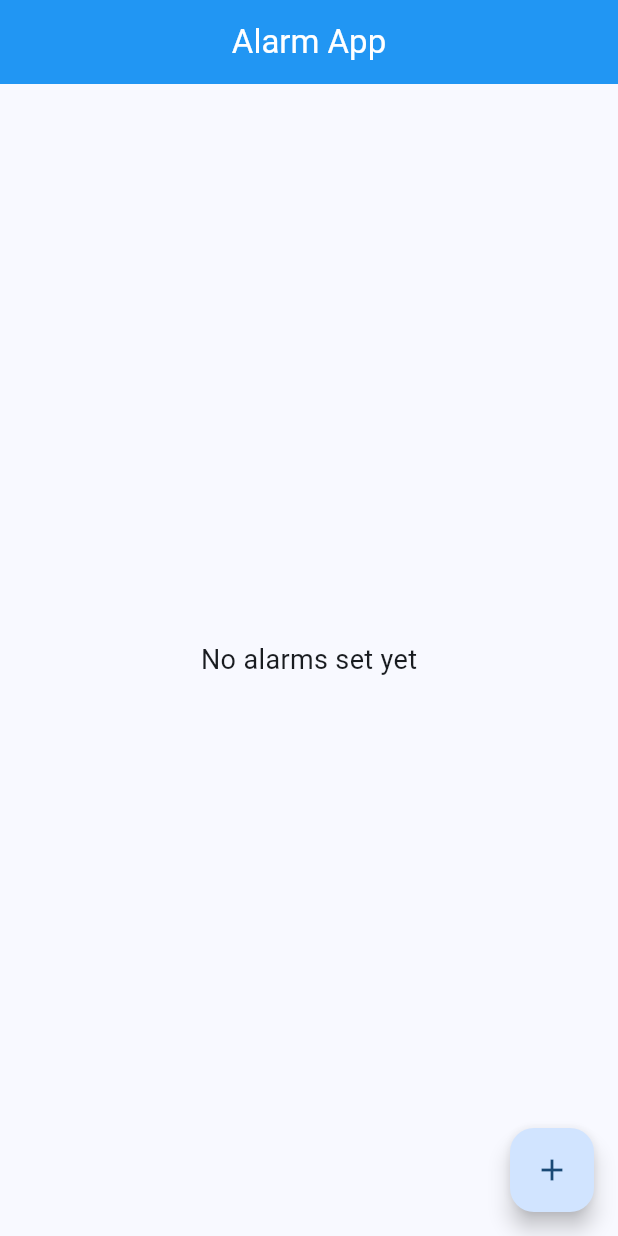
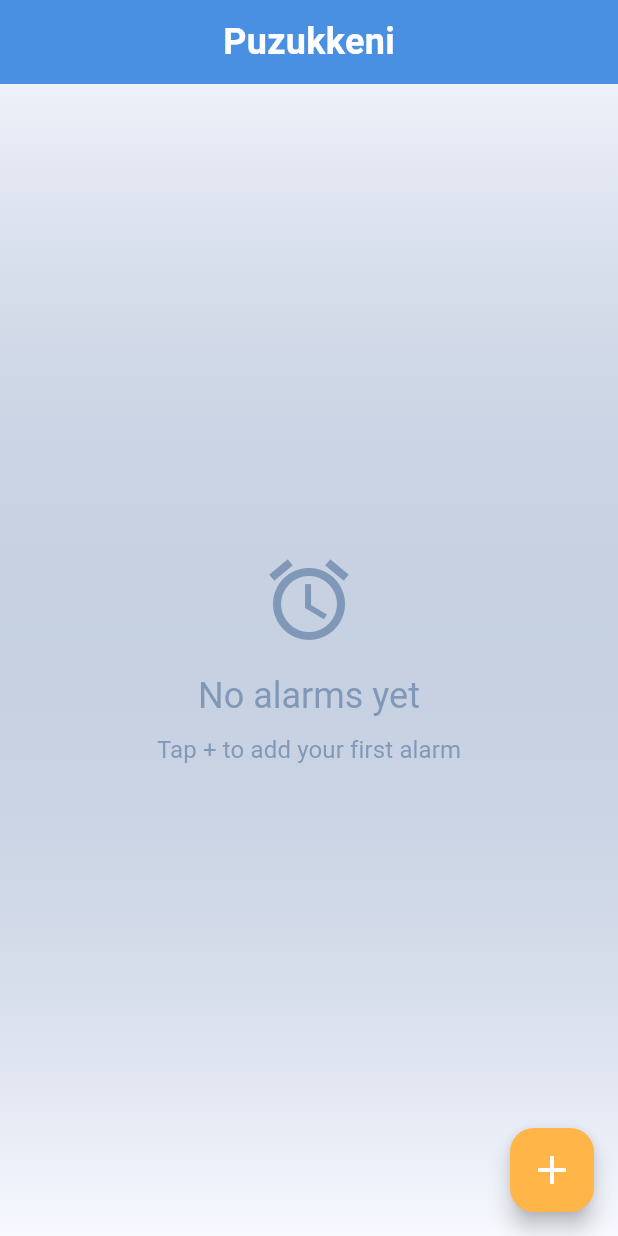
Before and after one commit to rohanks-hub/Puzhukkeni-ULP2.0, a Flutter app: the screen it shows after launch, on a phone screen of 412 x 824 dp. Run offline on Flutter 3.47's test engine with Material 3 defaults, Android fonts, the light colour scheme and no system bars; missing offline and left inert: dart:html; statements that could not run were skipped.

Commit message:
feat: converted to web app with clean UI

```diff
--- a/lib/app/main_app.dart
+++ b/lib/app/main_app.dart
@@ -11,17 +11,43 @@ class MainApp extends StatelessWidget {
     return ChangeNotifierProvider(
       create: (context) => AlarmProvider(),
       child: MaterialApp(
-        title: 'Alarm App',
+        title: 'Puzukkeni',
         theme: ThemeData(
           colorScheme: ColorScheme.fromSeed(
-            seedColor: Colors.blue,
-            secondary: Colors.orange,
+            seedColor: const Color(0xFF4A90E2), // Playful blue
+            secondary: const Color(0xFFFFB547), // Warm orange
+            tertiary: const Color(0xFF66BB6A), // Success green
           ),
           useMaterial3: true,
           appBarTheme: const AppBarTheme(
-            backgroundColor: Colors.blue,
+            backgroundColor: Color(0xFF4A90E2),
             foregroundColor: Colors.white,
+            elevation: 2,
             centerTitle: true,
+          ),
+          cardTheme: CardThemeData(
+            elevation: 4,
+            shape: RoundedRectangleBorder(
+              borderRadius: BorderRadius.circular(16),
+            ),
+          ),
+          floatingActionButtonTheme: const FloatingActionButtonThemeData(
+            backgroundColor: Color(0xFFFFB547),
+            foregroundColor: Colors.white,
+          ),
+          textTheme: const TextTheme(
+            headlineMedium: TextStyle(
+              fontWeight: FontWeight.bold,
+              letterSpacing: -0.5,
+            ),
+            titleLarge: TextStyle(
+              fontWeight: FontWeight.bold,
+              letterSpacing: 0.2,
+            ),
+            bodyLarge: TextStyle(
+              fontSize: 16,
+              letterSpacing: 0.1,
+            ),
           ),
         ),
         home: const HomeScreen(),
--- a/lib/app/providers/alarm_provider.dart
+++ b/lib/app/providers/alarm_provider.dart
@@ -1,4 +1,3 @@
-import 'package:flutter/foundation.dart';
 import 'package:flutter/material.dart';
 import '../models/alarm.dart';
 import '../services/alarm_service.dart';
--- a/lib/app/screens/home_screen.dart
+++ b/lib/app/screens/home_screen.dart
@@ -9,20 +9,57 @@ class HomeScreen extends StatelessWidget {
 
   @override
   Widget build(BuildContext context) {
-    // Initialize alarm provider with context
     Provider.of<AlarmProvider>(context, listen: false).setContext(context);
 
     return Scaffold(
       appBar: AppBar(
-        title: const Text('Alarm App'),
+        title: const Text(
+          'Puzukkeni',
+          style: TextStyle(
+            fontSize: 24,
+            fontWeight: FontWeight.bold,
           ),
-      body: Consumer<AlarmProvider>(
+        ),
+        elevation: 0,
+      ),
+      body: Container(
+        decoration: BoxDecoration(
+          gradient: LinearGradient(
+            begin: Alignment.topCenter,
+            end: Alignment.bottomCenter,
+            colors: [
+              Theme.of(context).colorScheme.primary.withOpacity(0.05),
+              Theme.of(context).colorScheme.surface,
+            ],
+          ),
+        ),
+        child: Consumer<AlarmProvider>(
           builder: (context, alarmProvider, child) {
             if (alarmProvider.alarms.isEmpty) {
-            return const Center(
-              child: Text(
-                'No alarms set yet',
-                style: TextStyle(fontSize: 18),
+              return Center(
+                child: Column(
+                  mainAxisAlignment: MainAxisAlignment.center,
+                  children: [
+                    Icon(
+                      Icons.alarm_outlined,
+                      size: 64,
+                      color: Theme.of(context).colorScheme.primary.withOpacity(0.5),
+                    ),
+                    const SizedBox(height: 16),
+                    Text(
+                      'No alarms yet',
+                      style: Theme.of(context).textTheme.headlineSmall?.copyWith(
+                        color: Theme.of(context).colorScheme.primary.withOpacity(0.5),
+                      ),
+                    ),
+                    const SizedBox(height: 8),
+                    Text(
+                      'Tap + to add your first alarm',
+                      style: Theme.of(context).textTheme.bodyLarge?.copyWith(
+                        color: Theme.of(context).colorScheme.primary.withOpacity(0.5),
+                      ),
+                    ),
+                  ],
                 ),
               );
             }
@@ -36,9 +73,10 @@ class HomeScreen extends StatelessWidget {
             );
           },
         ),
+      ),
       floatingActionButton: FloatingActionButton(
         onPressed: () => _showAddAlarmDialog(context),
-        child: const Icon(Icons.add),
+        child: const Icon(Icons.add, size: 32),
       ),
     );
   }
@@ -46,45 +84,59 @@ class HomeScreen extends StatelessWidget {
   Widget _buildAlarmCard(BuildContext context, Alarm alarm) {
     return Card(
       margin: const EdgeInsets.only(bottom: 16),
-      child: ListTile(
-        contentPadding: const EdgeInsets.all(16),
-        title: Text(
+      child: InkWell(
+        borderRadius: BorderRadius.circular(16),
+        onTap: () => _showAddAlarmDialog(context, alarm),
+        child: Padding(
+          padding: const EdgeInsets.all(16),
+          child: Column(
+            crossAxisAlignment: CrossAxisAlignment.start,
+            children: [
+              Row(
+                children: [
+                  Expanded(
+                    child: Column(
+                      crossAxisAlignment: CrossAxisAlignment.start,
+                      children: [
+                        Text(
                           DateFormat('HH:mm').format(alarm.time),
-          style: TextStyle(
-            fontSize: 32,
-            fontWeight: FontWeight.bold,
-            color: alarm.isActive ? Colors.black : Colors.grey,
+                          style: Theme.of(context).textTheme.headlineMedium?.copyWith(
+                            color: alarm.isActive
+                              ? Theme.of(context).colorScheme.primary
+                              : Theme.of(context).colorScheme.primary.withOpacity(0.5),
                           ),
                         ),
-        subtitle: Text(
+                        const SizedBox(height: 4),
+                        Text(
                           alarm.label,
-          style: TextStyle(
-            fontSize: 16,
-            color: alarm.isActive ? Colors.black87 : Colors.grey,
+                          style: Theme.of(context).textTheme.bodyLarge?.copyWith(
+                            color: alarm.isActive
+                              ? Theme.of(context).colorScheme.onSurface
+                              : Theme.of(context).colorScheme.onSurface.withOpacity(0.5),
                           ),
                         ),
-        leading: Switch(
+                      ],
+                    ),
+                  ),
+                  Switch(
                     value: alarm.isActive,
-          onChanged: (bool value) {
+                    onChanged: (value) {
                       Provider.of<AlarmProvider>(context, listen: false)
                           .toggleAlarm(alarm.id);
                     },
                   ),
-        trailing: Row(
-          mainAxisSize: MainAxisSize.min,
-          children: [
                   IconButton(
-              icon: const Icon(Icons.edit),
-              onPressed: () => _showAddAlarmDialog(context, alarm),
-            ),
-            IconButton(
-              icon: const Icon(Icons.delete),
+                    icon: const Icon(Icons.delete_outline),
+                    color: Theme.of(context).colorScheme.error,
                     onPressed: () {
                       Provider.of<AlarmProvider>(context, listen: false)
                           .deleteAlarm(alarm.id);
                     },
                   ),
                 ],
+              ),
+            ],
+          ),
         ),
       ),
     );
--- a/lib/main.dart
+++ b/lib/main.dart
@@ -4,6 +4,6 @@ import 'app/services/alarm_service.dart';
 
 void main() async {
   WidgetsFlutterBinding.ensureInitialized();
-  await AlarmService.initialize();
+  await AlarmService().init(); // Changed from AlarmService.initialize()
   runApp(const MainApp());
 }
--- a/pubspec.yaml
+++ b/pubspec.yaml
@@ -13,9 +13,7 @@ dependencies:
   provider: ^6.0.5
   intl: ^0.18.1
   uuid: ^3.0.7
-  flutter_local_notifications: ^15.1.0+1
-  timezone: ^0.9.2
-  android_alarm_manager_plus: any # Added this line
+  js: ^0.6.7
   cupertino_icons: ^1.0.5
 
 dev_dependencies:
```
Also changed, not shown: lib/app/services/alarm_service.dart (+57 -48 lines), 22 other files. Lines whose indentation alone changed are shown as unchanged.
